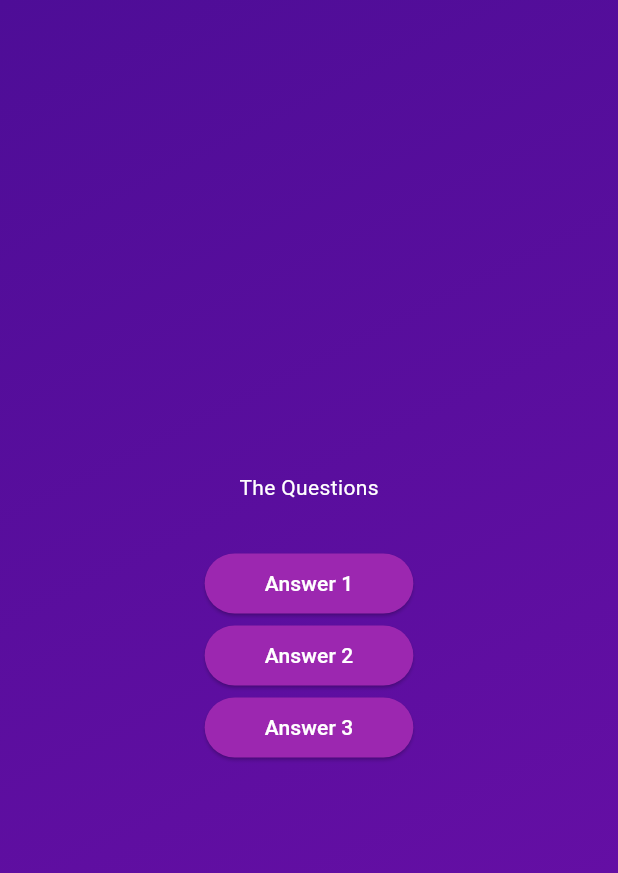
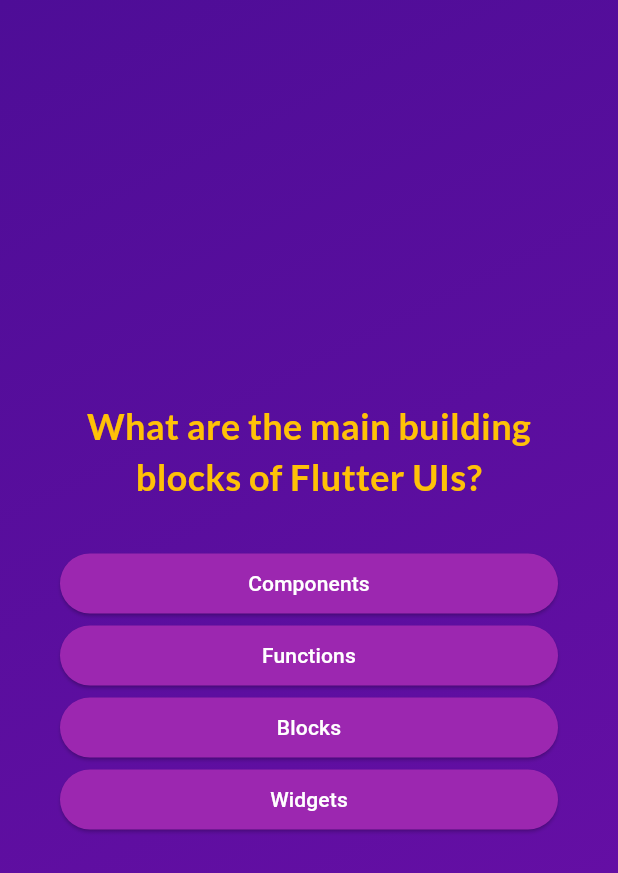
Before and after one commit to mohmdhabib/Quiz, a Flutter app: the screen it shows after launch, after a tap on "Start Quiz", on a phone screen of 412 x 824 dp. Shown: the top 873 px of the screen. Run offline on Flutter 3.47's test engine with Material 3 defaults, Android fonts, the phone set to English and light mode, and no system bars; our stand-ins replace google_fonts.

Commit message:
modified:   lib/answer_button.dart 	modified:   lib/models/quiz_question.dart 	modified:   lib/questions_screen.dart 	modified:   lib/start_screen.dart 	modified:   macos/Flutter/GeneratedPluginRegistrant.swift 	modified:   pubspec.lock 	modified:   pubspec.yaml

```diff
--- a/lib/answer_button.dart
+++ b/lib/answer_button.dart
@@ -21,7 +21,10 @@ class AnswerButton extends StatelessWidget {
           shape: RoundedRectangleBorder(
             borderRadius: BorderRadius.circular(40),
           )),
-      child: Text(answerText),
+      child: Text(
+        answerText,
+        textAlign: TextAlign.center,
+      ),
     );
   }
 }
--- a/lib/models/quiz_question.dart
+++ b/lib/models/quiz_question.dart
@@ -1,5 +1,11 @@
 class QuizQuestion {
-  const QuizQuestion(this.Text, this.answers);
-  final String Text;
+  const QuizQuestion(this.text, this.answers);
+  final String text;
   final List<String> answers;
+
+  List<String> getShuffledAnswers() {
+    final shuffledList = List.of(answers);
+    shuffledList.shuffle();
+    return shuffledList;
+  }
 }
--- a/lib/questions_screen.dart
+++ b/lib/questions_screen.dart
@@ -1,6 +1,8 @@
 import 'package:flutter/material.dart';
+import 'package:google_fonts/google_fonts.dart';
 
 import 'package:adv_basics/answer_button.dart';
+import 'package:adv_basics/questions/questions.dart';
 
 class QuestionScreen extends StatefulWidget {
   const QuestionScreen({super.key});
@@ -12,31 +14,42 @@ class QuestionScreen extends StatefulWidget {
 }
 
 class _QuestionScreenState extends State<QuestionScreen> {
+  var currentQuestionIndex = 0;
+
+  answerQuestion() {
+    setState(() {
+      currentQuestionIndex++;
+    });
+  }
+
   @override
   Widget build(context) {
+    final currentQuestion = questions[currentQuestionIndex];
+
     return SizedBox(
       width: double.infinity,
+      child: Container(
+        margin: const EdgeInsets.all(40),
         child: Column(
           mainAxisAlignment: MainAxisAlignment.center,
+          crossAxisAlignment: CrossAxisAlignment.stretch,
           children: [
-          const Text(
-            'The Questions',
-            style: TextStyle(color: Colors.white),
+            Text(
+              currentQuestion.text,
+              style: GoogleFonts.lato(
+                  color: Colors.amber,
+                  fontSize: 24,
+                  fontWeight: FontWeight.bold),
+              textAlign: TextAlign.center,
             ),
             const SizedBox(height: 30),
-          AnswerButton(
-            answerText: "Answer 1",
-            onTap: () {},
+            ...currentQuestion.getShuffledAnswers().map(
+              (answer) {
+                return AnswerButton(answerText: answer, onTap: answerQuestion);
+              },
+            )
+          ],
         ),
-          AnswerButton(
-            answerText: "Answer 2",
-            onTap: () {},
-          ),
-          AnswerButton(
-            answerText: "Answer 3",
-            onTap: () {},
-          ),
-        ],
       ),
     );
   }
--- a/lib/start_screen.dart
+++ b/lib/start_screen.dart
@@ -1,4 +1,5 @@
 import 'package:flutter/material.dart';
+import 'package:google_fonts/google_fonts.dart';
 
 class StartScreen extends StatelessWidget {
   const StartScreen(this.startQuiz, {super.key});
@@ -16,10 +17,10 @@ class StartScreen extends StatelessWidget {
           const SizedBox(
             height: 80,
           ),
-          const Text(
+          Text(
             "Learn Flutter the fun way!",
-            style: TextStyle(
-              color: Colors.white,
+            style: GoogleFonts.lato(
+              color: Color.fromARGB(255, 255, 255, 255),
               fontSize: 24,
             ),
           ),
--- a/pubspec.yaml
+++ b/pubspec.yaml
@@ -35,6 +35,7 @@ dependencies:
   # The following adds the Cupertino Icons font to your application.
   # Use with the CupertinoIcons class for iOS style icons.
   cupertino_icons: ^1.0.2
+  google_fonts: ^6.1.0
 
 dev_dependencies:
   flutter_test:
```
Also changed, not shown: pubspec.lock, 1 other file. Lines whose indentation alone changed are shown as unchanged.
